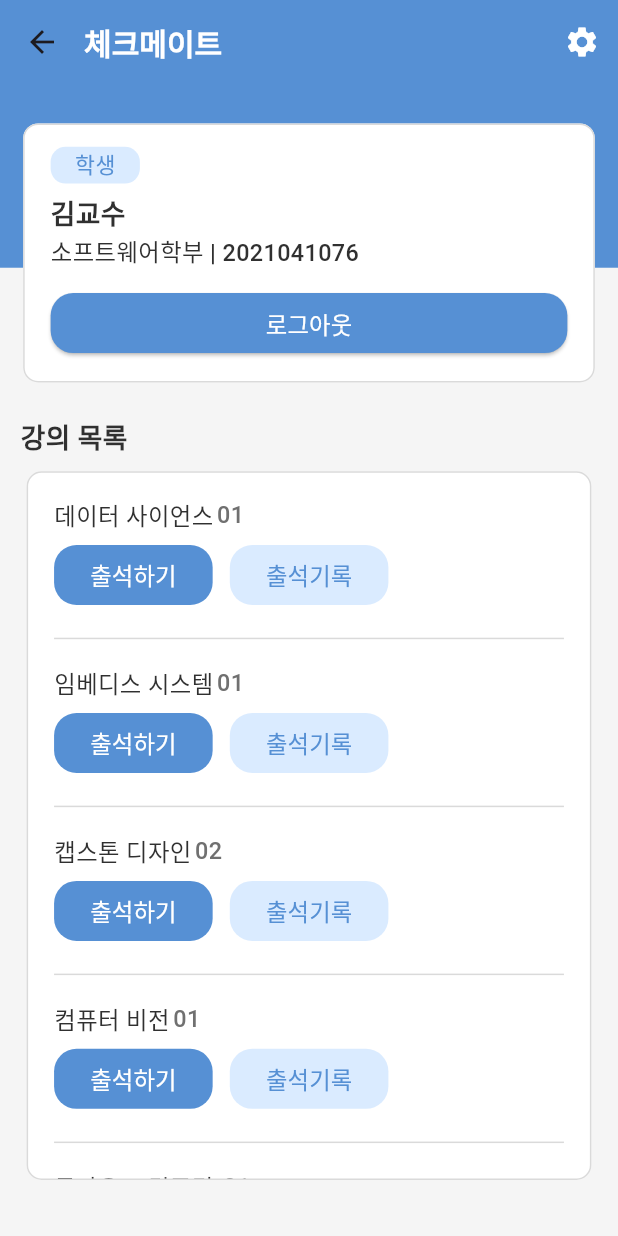
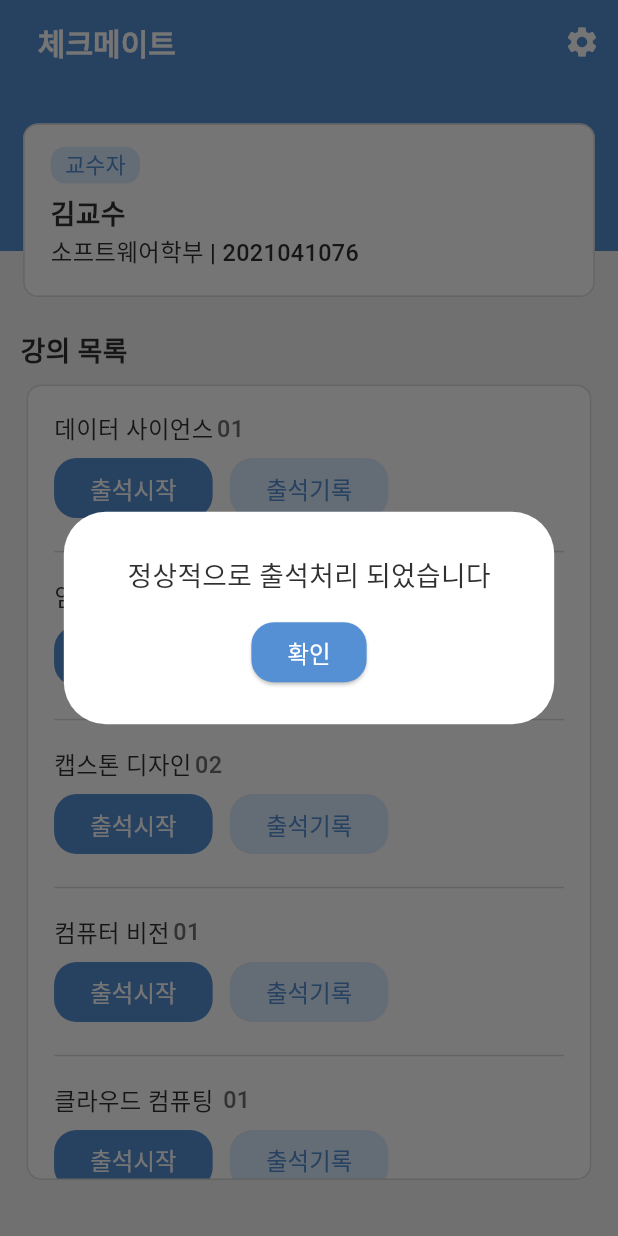
Before and after one commit to ManaP0tion/Checkmate_Flutter, a Flutter app: the HomePage screen opened directly, after a tap on the "settings" icon, on a phone screen of 412 x 824 dp. Run offline on Flutter 3.47's test engine with Material 3 defaults, Android fonts, the phone set to English and light mode, and no system bars; our stand-ins replace flutter_screenutil, lottie; missing offline and left inert: qr_code_scanner_plus; Roboto replaces fonts that are missing (pretendard-bold, pretendard-medium).

Commit message:
feat: 로그아웃, 출석체크 확인 팝업창 구현

```diff
--- /dev/null
+++ b/lib/customWidgets/custom_alert_dialog_confirm.dart
@@ -0,0 +1,37 @@
+import 'package:flutter/material.dart';
+import 'package:flutter_screenutil/flutter_screenutil.dart';
+import 'package:pp/themes/styles.dart';
+import 'package:pp/themes/colors.dart';
+import 'package:pp/pages/home_page.dart';
+
+class CustomAlertDialogConfirm extends StatelessWidget {
+  const CustomAlertDialogConfirm({super.key});
+
+  @override
+  Widget build(BuildContext context) {
+    return AlertDialog(
+      backgroundColor: white,
+      content: Container(
+        padding: EdgeInsets.only(left: 16.w, right: 16.w, top: 12.h),
+        decoration: BoxDecoration(
+          color: white,
+          borderRadius: BorderRadius.circular(10.0)
+        ),
+        child: Column(
+          mainAxisSize: MainAxisSize.min,
+          children: [
+            Text('정상적으로 출석처리 되었습니다', style: mediumBlack16),
+            SizedBox(height: 12.h),
+            ElevatedButton(
+              onPressed: () {
+                Navigator.push(context, MaterialPageRoute(builder: (context)=>HomePage()));
+              },
+              child: Text('확인', style: mediumWhite14),
+              style: btnBlueRound15
+            )
+          ]
+        )
+      ),
+    );
+  }
+}
--- a/lib/customWidgets/custom_text_field.dart
+++ b/lib/customWidgets/custom_text_field.dart
@@ -30,10 +30,10 @@ class CustomTextField extends StatelessWidget {
       obscureText: obscureText,
       keyboardType: inputType,
       textAlign: TextAlign.start,
-      style: mediumBlack13,
+      style: mediumBlack14,
       decoration: InputDecoration(
         isDense: true,
-        contentPadding: EdgeInsets.symmetric(horizontal: 16.w, vertical: 12.h),
+        contentPadding: EdgeInsets.symmetric(horizontal: 16.w, vertical: 14.h),
         labelText: name,
         counterText: "",
         labelStyle: mediumGrey13,
--- a/lib/models/user.dart
+++ b/lib/models/user.dart
@@ -1,3 +1,4 @@
+
 class User{
   String name;
   String studentId;
--- /dev/null
+++ b/lib/pages/attendance_history_page_professor.dart
@@ -0,0 +1,4 @@
+import 'package:flutter/material.dart';
+import 'package:flutter_screenutil/flutter_screenutil.dart';
+import 'package:pp/themes/styles.dart';
+import 'package:pp/themes/colors.dart';
--- /dev/null
+++ b/lib/pages/attendance_history_page_student.dart
@@ -0,0 +1,4 @@
+import 'package:flutter/material.dart';
+import 'package:flutter_screenutil/flutter_screenutil.dart';
+import 'package:pp/themes/styles.dart';
+import 'package:pp/themes/colors.dart';
--- a/lib/pages/home_page.dart
+++ b/lib/pages/home_page.dart
@@ -5,12 +5,13 @@ import 'package:pp/themes/colors.dart';
 import 'package:pp/customWidgets/lecture_tile.dart';
 import 'package:pp/models/lecture.dart';
 import 'package:pp/models/user.dart';
+import 'package:pp/customWidgets/custom_alert_dialog_confirm.dart';
 
 
 class HomePage extends StatelessWidget {
   HomePage({super.key});
   // 테스트용
-  static User user = User(name: "김교수", studentId: "2021041076", major: "소프트웨어학부", userType: "학생");
+  static User user = User(name: "김교수", studentId: "2021041076", major: "소프트웨어학부", userType: "교수자");
   static List<Lecture> lectures = [Lecture(name: '데이터 사이언스', division: '01'), Lecture(name: '임베디스 시스템', division: '01'), Lecture(name: '캡스톤 디자인', division: '02'), Lecture(name: '컴퓨터 비전', division: '01'), Lecture(name: '클라우드 컴퓨팅 ', division: '01'),];
   final isProfessor = (user.userType=='교수자');
 
@@ -20,13 +21,16 @@ class HomePage extends StatelessWidget {
       backgroundColor: background,
       appBar: AppBar(
         title: Text('체크메이트', style: boldWhite18),
+        leading: SizedBox.shrink(),
+        leadingWidth: 8.w,
         backgroundColor: blue,
         surfaceTintColor: Colors.transparent,
-        titleSpacing: 0,
         actions: [
           IconButton(
             icon: Icon(Icons.settings, color: white, size: 24),
-            onPressed: () {},
+            onPressed: () {
+              showDialog(context: context, builder: (BuildContext context) => CustomAlertDialogConfirm(), barrierDismissible: false);
+            },
           )
         ]
       ),
@@ -40,7 +44,7 @@ class HomePage extends StatelessWidget {
               children: [
                 Container(
                   width: 360.w,
-                  height: 110.h,
+                  height: 100.h,
                   color: blue),
                 Positioned(
                   top: 20.h,
@@ -53,7 +57,7 @@ class HomePage extends StatelessWidget {
                       elevation: 0,
                       shape: RoundedRectangleBorder(borderRadius: BorderRadius.circular(10.0), side: BorderSide(color: grey_seperating_line, width: 1.0)),
                       child: Padding(
-                        padding: EdgeInsets.only(left: 16.w, right: 16.w, top: 14.h, bottom: 14.h),
+                        padding: EdgeInsets.only(left: 16.w, right: 16.w, top: 14.h, bottom: 16.h),
                         child: Column(
                           crossAxisAlignment: CrossAxisAlignment.start,
                           children: [
@@ -67,17 +71,6 @@ class HomePage extends StatelessWidget {
                             Text(user.name, style: boldBlack16),
                             SizedBox(height: 2.h),
                             Text("${user.major} | ${user.studentId}", style: mediumBlack14),
-                            SizedBox(height: 10.h),
-                            SizedBox(
-                              width: double.infinity,
-                              child: ElevatedButton(
-                                style: btnBlueRound15,
-                                onPressed: () {
-                                  print("Login Button clicked!");
-                                },
-                                child: Text("로그아웃", style: mediumWhite14),
-                              ),
-                            )
                           ]
                         ),
                       )
@@ -87,7 +80,7 @@ class HomePage extends StatelessWidget {
               ]
             ),
             SizedBox(
-              height: 90.h
+              height: 48.h
             ),
             Expanded(
               child: Padding(
--- a/lib/pages/show_qr_page.dart
+++ b/lib/pages/show_qr_page.dart
@@ -1,5 +1,6 @@
 import 'package:flutter/material.dart';
 import 'package:flutter_screenutil/flutter_screenutil.dart';
+import 'package:pp/pages/home_page.dart';
 import 'package:pp/themes/colors.dart';
 import 'package:pp/themes/styles.dart';
 import 'package:pp/models/lecture.dart';
@@ -27,7 +28,8 @@ class ShowQrPage extends StatelessWidget {
               Container(
                 width: 200.w,
                 height: 200.h,
-                color: grey
+                color: grey,
+                //child:
               ),
               SizedBox(height: 10.h),
               Text("${lecture.name} ${lecture.division}분반", style: boldBlack16)
@@ -41,7 +43,7 @@ class ShowQrPage extends StatelessWidget {
           height: 41.h,
           child: ElevatedButton(
             onPressed: () {
-              print("Register Button clicked!");
+              Navigator.push(context, MaterialPageRoute(builder: (context) => HomePage()));
             },
             style: btnBlueRound15,
             child: Text("종료하기", style: mediumWhite16),
--- a/lib/pages/start_page.dart
+++ b/lib/pages/start_page.dart
@@ -41,7 +41,7 @@ class _StartPageState extends State<StartPage> {
                   CustomTextField(
                     controller: _idController,
                     name: '학번을 입력해주세요',
-                    inputType: TextInputType.text,
+                    inputType: TextInputType.visiblePassword,
                   ),
                   SizedBox(height: 8.h),
                   CustomTextField(
@@ -53,7 +53,7 @@ class _StartPageState extends State<StartPage> {
                   SizedBox(height: 16.h),
                   SizedBox(
                     width: double.infinity,
-                    height: 41.h,
+                    height: 42.h,
                     child: ElevatedButton(
                       onPressed: () {
                         Navigator.push(
```
Also changed, not shown: lib/customWidgets/custom_alert_dialog_logout.dart (added, +36 -0 lines), lib/pages/register_page.dart (+59 -11 lines), lib/pages/scan_qr_page.dart (+25 -20 lines). Lines whose indentation alone changed are shown as unchanged.
